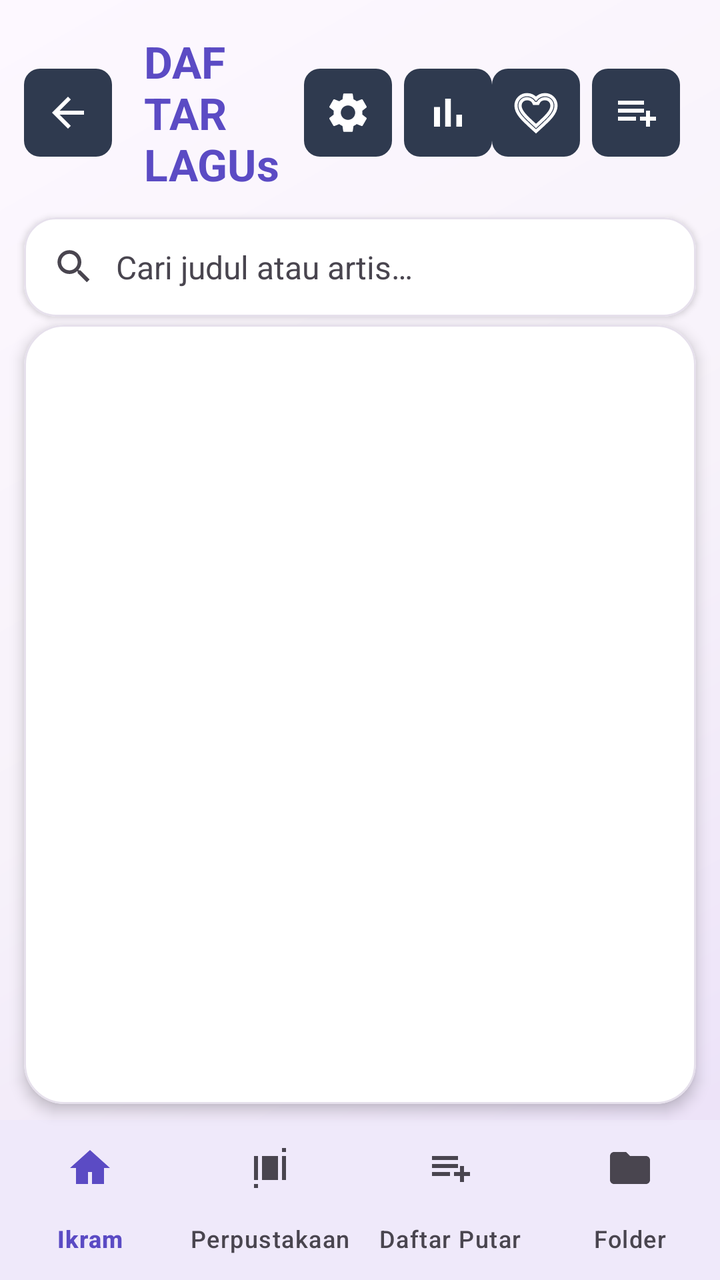
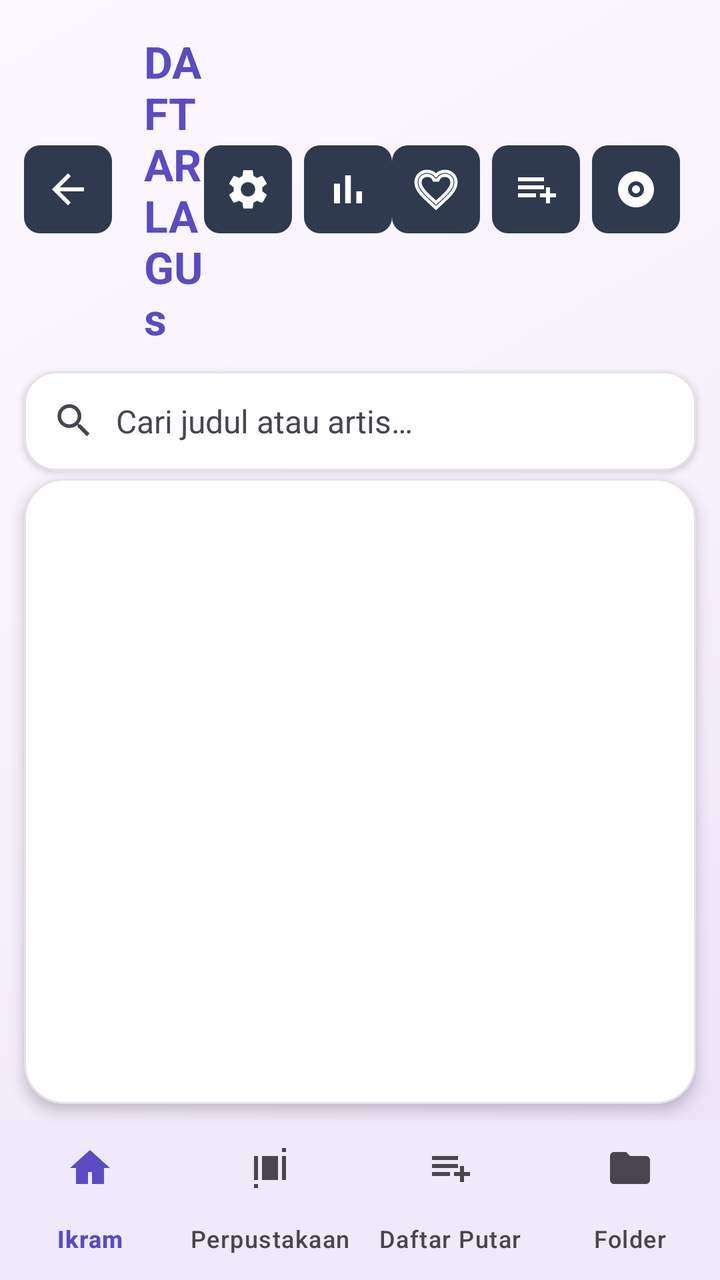

Before-and-after screenshots of an Android layout around one commit, followed by the original layout XML and the change that was made.
<!-- AndroidManifest.xml: application theme Theme.NxMusic -->
<!-- res/layout/activity_song_list.xml -->
<?xml version="1.0" encoding="utf-8"?>
<LinearLayout xmlns:android="http://schemas.android.com/apk/res/android"
    xmlns:app="http://schemas.android.com/apk/res-auto"
    android:layout_width="match_parent"
    android:layout_height="match_parent"
    android:orientation="vertical"
    android:fitsSystemWindows="true"
    android:background="@drawable/bg_main_gradient">

    
    <LinearLayout
        android:layout_width="match_parent"
        android:layout_height="wrap_content"
        android:orientation="horizontal"
        android:gravity="center_vertical"
        android:paddingStart="12dp"
        android:paddingEnd="20dp"
        android:paddingTop="16dp"
        android:paddingBottom="12dp">

        <ImageButton
            android:id="@+id/btn_back"
            android:layout_width="44dp"
            android:layout_height="44dp"
            android:background="@drawable/bg_icon_circle"
            android:src="@drawable/ic_back"
            android:tint="@color/white"
            android:padding="11dp"
            android:contentDescription="@string/back"/>

        <TextView
            android:layout_width="0dp"
            android:layout_height="wrap_content"
            android:layout_weight="1"
            android:text="@string/song_list"
            android:textColor="@color/primary"
            android:textSize="22sp"
            android:textStyle="bold"
            android:paddingStart="16dp"/>

        <ImageButton
            android:id="@+id/btn_settings"
            android:layout_width="44dp"
            android:layout_height="44dp"
            android:layout_marginEnd="6dp"
            android:background="@drawable/bg_icon_circle"
            android:src="@drawable/ic_settings"
            android:tint="@color/white"
            android:padding="11dp"
            android:contentDescription="@string/settings"/>

        <ImageButton
            android:id="@+id/btn_statistics"
            android:layout_width="44dp"
            android:layout_height="44dp"
            android:background="@drawable/bg_icon_circle"
            android:src="@drawable/ic_statistics"
            android:tint="@color/white"
            android:padding="11dp"
            android:contentDescription="@string/statistics"/>

        <ImageButton
            android:id="@+id/btn_favorite_filter"
            android:layout_width="44dp"
            android:layout_height="44dp"
            android:background="@drawable/bg_icon_circle"
            android:src="@drawable/ic_favorite_border"
            android:tint="@color/white"
            android:padding="11dp"
            android:contentDescription="@string/filter_favorites"/>

        <ImageButton
            android:id="@+id/btn_playlists"
            android:layout_width="44dp"
            android:layout_height="44dp"
            android:layout_marginStart="6dp"
            android:background="@drawable/bg_icon_circle"
            android:src="@drawable/ic_queue"
            android:tint="@color/white"
            android:padding="11dp"
            android:contentDescription="@string/playlists"/>
    </LinearLayout>

    
    <com.google.android.material.card.MaterialCardView
        android:layout_width="match_parent"
        android:layout_height="wrap_content"
        android:layout_marginStart="12dp"
        android:layout_marginEnd="12dp"
        android:layout_marginBottom="4dp"
        app:cardBackgroundColor="@color/card_bg"
        app:cardCornerRadius="16dp"
        app:cardElevation="2dp"
        app:strokeColor="@color/divider"
        app:strokeWidth="1dp">

        <LinearLayout
            android:layout_width="match_parent"
            android:layout_height="wrap_content"
            android:orientation="horizontal"
            android:gravity="center_vertical"
            android:paddingStart="14dp"
            android:paddingEnd="10dp"
            android:paddingTop="6dp"
            android:paddingBottom="6dp">

            <ImageView
                android:layout_width="22dp"
                android:layout_height="22dp"
                android:src="@drawable/ic_search"
                android:tint="@color/on_surface_variant"/>

            <EditText
                android:id="@+id/search_input"
                android:layout_width="0dp"
                android:layout_height="wrap_content"
                android:layout_weight="1"
                android:background="@null"
                android:hint="@string/search_hint"
                android:inputType="text"
                android:imeOptions="actionSearch"
                android:maxLines="1"
                android:paddingStart="10dp"
                android:paddingTop="8dp"
                android:paddingBottom="8dp"
                android:textColor="@color/text_main"
                android:textColorHint="@color/text_muted"
                android:textSize="16sp"/>

            <ImageView
                android:id="@+id/btn_clear_search"
                android:layout_width="32dp"
                android:layout_height="32dp"
                android:padding="8dp"
                android:src="@drawable/ic_close"
                android:tint="@color/on_surface_variant"
                android:contentDescription="@string/clear_search"
                android:visibility="gone"/>
        </LinearLayout>
    </com.google.android.material.card.MaterialCardView>

    
    <com.google.android.material.card.MaterialCardView
        android:layout_width="match_parent"
        android:layout_height="0dp"
        android:layout_weight="1"
        android:layout_marginStart="12dp"
        android:layout_marginEnd="12dp"
        android:layout_marginBottom="8dp"
        app:cardBackgroundColor="@color/card_bg"
        app:cardCornerRadius="20dp"
        app:cardElevation="4dp"
        app:strokeColor="@color/divider"
        app:strokeWidth="1dp">

        <ListView
            android:id="@+id/list_songs"
            android:layout_width="match_parent"
            android:layout_height="match_parent"
            android:divider="@color/divider"
            android:dividerHeight="1dp"
            android:clipToPadding="false"
            android:paddingTop="6dp"
            android:paddingBottom="6dp"/>
    </com.google.android.material.card.MaterialCardView>

    
    <com.google.android.material.bottomnavigation.BottomNavigationView
        android:id="@+id/bottom_nav"
        android:layout_width="match_parent"
        android:layout_height="wrap_content"
        android:background="@color/surface"
        app:menu="@menu/menu_main"
        app:labelVisibilityMode="labeled"
        app:itemIconTint="@color/bottom_nav_color"
        app:itemTextColor="@color/bottom_nav_color"/>
</LinearLayout>
<!-- resources referenced by this layout -->
<resources>
  <color name="card_bg">#FFFFFF</color>
  <color name="divider">#E6E0EC</color>
  <color name="on_surface_variant">#49454F</color>
  <color name="primary">#5B4BC4</color>
  <color name="surface">#FDF8FF</color>
  <color name="text_main">#1D1B20</color>
  <color name="text_muted">#49454F</color>
  <color name="white">#FFFFFFFF</color>
  <!-- drawable bg_icon_circle (drawable) -->
  <?xml version="1.0" encoding="utf-8"?>
  <shape xmlns:android="http://schemas.android.com/apk/res/android"
      android:shape="rectangle">
          <corners android:radius="8dp"/>
      <solid android:color="#2F3A4F"/>
      <stroke
          android:width="0dp"
          android:color="#00000000"/>
  </shape>
  <!-- drawable bg_main_gradient (drawable) -->
  <?xml version="1.0" encoding="utf-8"?>
  <shape xmlns:android="http://schemas.android.com/apk/res/android"
      android:shape="rectangle">
      <gradient
          android:startColor="#FFFDF8FF"
          android:centerColor="#FFF7F2FA"
          android:endColor="#FFEADFF8"
          android:angle="315"/>
  </shape>
  <string name="back">Kembali</string>
  <string name="clear_search">Hapus pencarian</string>
  <string name="filter_favorites">Tampilkan hanya lagu favorit</string>
  <string name="playlists">Daftar Putar</string>
  <string name="search_hint">Cari judul atau artis…</string>
  <string name="settings">Pengaturan</string>
  <string name="song_list">DAFTAR LAGUs</string>
  <string name="statistics">Statistik</string>
  <color name="on_primary">#FFFFFFFF</color>
  <color name="primary_container">#E6DFFF</color>
  <color name="on_primary_container">#1F0F66</color>
  <color name="secondary">#635B70</color>
  <color name="on_secondary">#FFFFFFFF</color>
  <color name="secondary_container">#EADEF8</color>
  <color name="on_secondary_container">#1E1828</color>
  <color name="tertiary">#7E5260</color>
  <color name="on_tertiary">#FFFFFFFF</color>
  <color name="tertiary_container">#FFD9E2</color>
  <color name="on_tertiary_container">#31111D</color>
  <color name="error">#B3261E</color>
  <color name="on_error">#FFFFFF</color>
  <color name="background">#FDF8FF</color>
  <color name="on_background">#1D1B20</color>
  <color name="on_surface">#1D1B20</color>
  <color name="surface_variant">#E6E0EC</color>
  <color name="surface_container_low">#F7F2FA</color>
  <color name="surface_container">#F3EDF7</color>
  <color name="surface_container_high">#EDE7F1</color>
  <color name="surface_container_highest">#E6E0EC</color>
  <color name="outline">#7A757F</color>
  <color name="outline_variant">#CAC4D0</color>
  <style name="NxMusicDialogTitle" parent="MaterialAlertDialog.Material3.Title.Text">
          <item name="android:textColor">@color/primary</item>
          <item name="android:textSize">20sp</item>
          <item name="android:textStyle">bold</item>
      </style>
  <style name="NxMusicDialogButton" parent="Widget.Material3.Button.TextButton.Dialog">
          <item name="android:textColor">@color/primary</item>
          <item name="android:textAllCaps">false</item>
      </style>
  <!-- unchanged entries left out for length: 9 -->
</resources>

<!-- the commit's change to res/layout/activity_song_list.xml (unified diff, before → after) -->
@@ -79,6 +79,17 @@
             android:tint="@color/white"
             android:padding="11dp"
             android:contentDescription="@string/playlists"/>
+
+        <ImageButton
+            android:id="@+id/btn_albums"
+            android:layout_width="44dp"
+            android:layout_height="44dp"
+            android:layout_marginStart="6dp"
+            android:background="@drawable/bg_icon_circle"
+            android:src="@drawable/ic_album"
+            android:tint="@color/white"
+            android:padding="11dp"
+            android:contentDescription="@string/open_albums"/>
     </LinearLayout>
 
     
<!-- resource entries referenced after the edit -->
@@ -28,9 +28,19 @@
           android:endColor="#FFEADFF8"
           android:angle="315"/>
   </shape>
+  <!-- drawable ic_album (drawable) -->
+  <?xml version="1.0" encoding="utf-8"?>
+  <vector xmlns:android="http://schemas.android.com/apk/res/android"
+      android:width="24dp" android:height="24dp"
+      android:viewportWidth="24" android:viewportHeight="24"
+      android:tint="?attr/colorControlNormal">
+      <path android:fillColor="@android:color/white" android:fillType="evenOdd"
+          android:pathData="M12,3c-4.97,0 -9,4.03 -9,9s4.03,9 9,9 9,-4.03 9,-9 -4.03,-9 -9,-9zM12,8c2.21,0 4,1.79 4,4s-1.79,4 -4,4 -4,-1.79 -4,-4 1.79,-4 4,-4zM12,10c-1.1,0 -2,0.9 -2,2s0.9,2 2,2 2,-0.9 2,-2 -0.9,-2 -2,-2z"/>
+  </vector>
   <string name="back">Kembali</string>
   <string name="clear_search">Hapus pencarian</string>
   <string name="filter_favorites">Tampilkan hanya lagu favorit</string>
+  <string name="open_albums">Buka Album</string>
   <string name="playlists">Daftar Putar</string>
   <string name="search_hint">Cari judul atau artis…</string>
   <string name="settings">Pengaturan</string>
